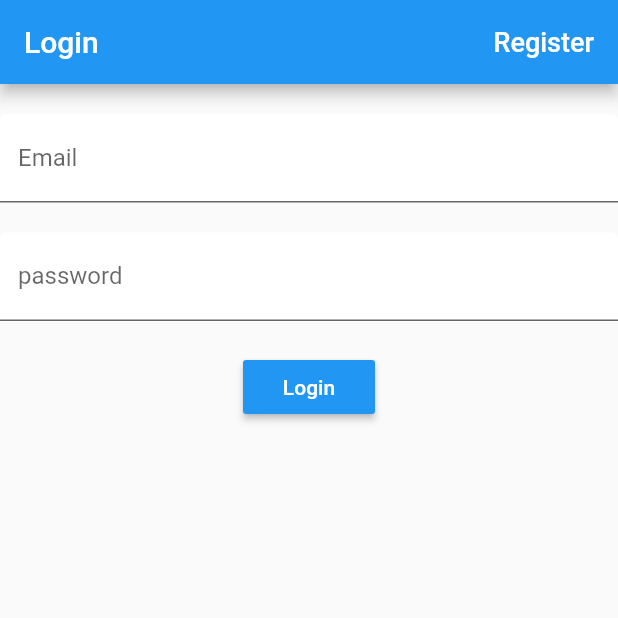
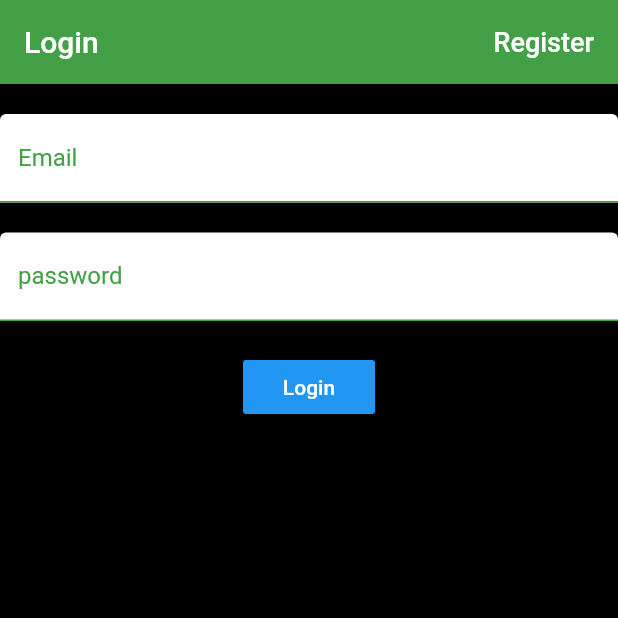
Before and after one commit to Gets-ItDone/gets-it-done-client, a Flutter app: the screen it shows after launch, on a phone screen of 412 x 824 dp, the top half of it. Run offline on Flutter 3.47's test engine with Material 2 defaults, Android fonts, the phone set to English and light mode, and no system bars; our stand-ins replace cloud_firestore, firebase_auth, flutter_spinkit; missing offline and left inert: speech_recognition; accounts and stored records are empty.

Commit message:
Add theme to app.

```diff
--- a/lib/main.dart
+++ b/lib/main.dart
@@ -4,16 +4,26 @@ import 'package:gets_it_done/screens/wrapper.dart';
 import 'package:gets_it_done/services/auth.dart';
 import 'package:provider/provider.dart';
 
-
 void main() => runApp(MyApp());
 
 class MyApp extends StatelessWidget {
-  // This widget is the root of your application.
   @override
   Widget build(BuildContext context) {
     return StreamProvider<User>.value(
       value: AuthService().user,
-      child: MaterialApp(home: Wrapper()),
+      child: MaterialApp(
+          theme: ThemeData(
+            brightness: Brightness.dark,
+            primaryColor: Colors.green[600],
+            accentColor: Colors.greenAccent[400],
+            scaffoldBackgroundColor: Colors.black,
+            backgroundColor: Colors.black,
+            buttonColor: Colors.green[600],
+            bottomAppBarColor: Colors.green[600],
+            hintColor: Colors.green[600],
+            fontFamily: 'Roboto',
+          ),
+          home: Wrapper()),
     );
   }
 }
```
